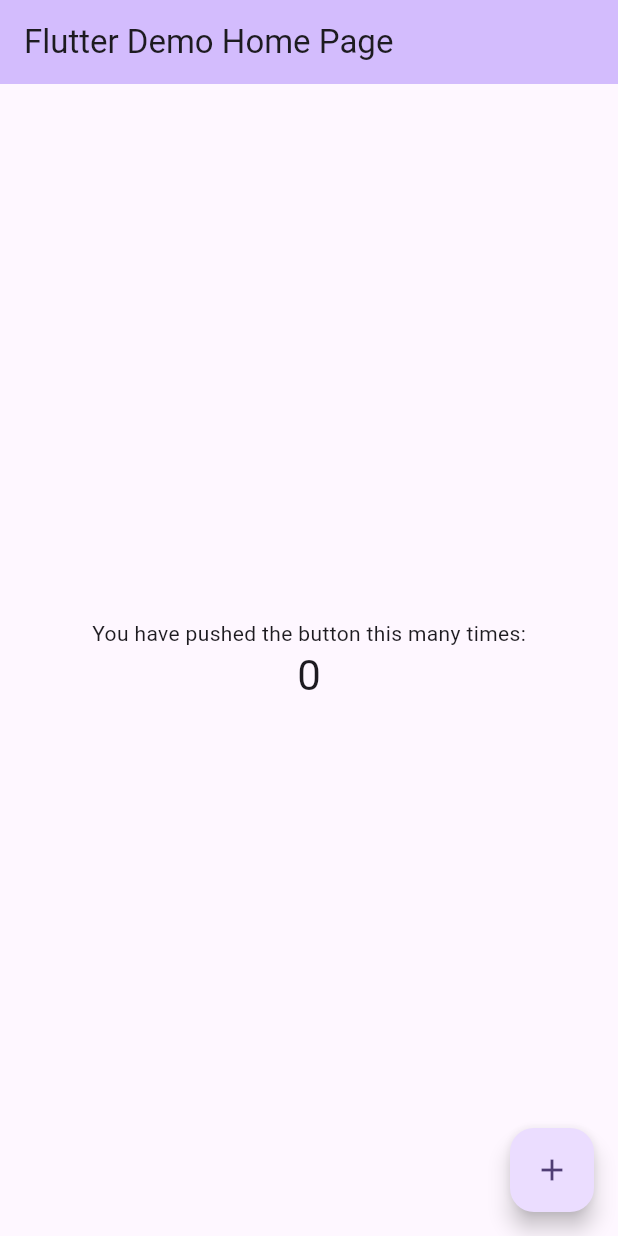
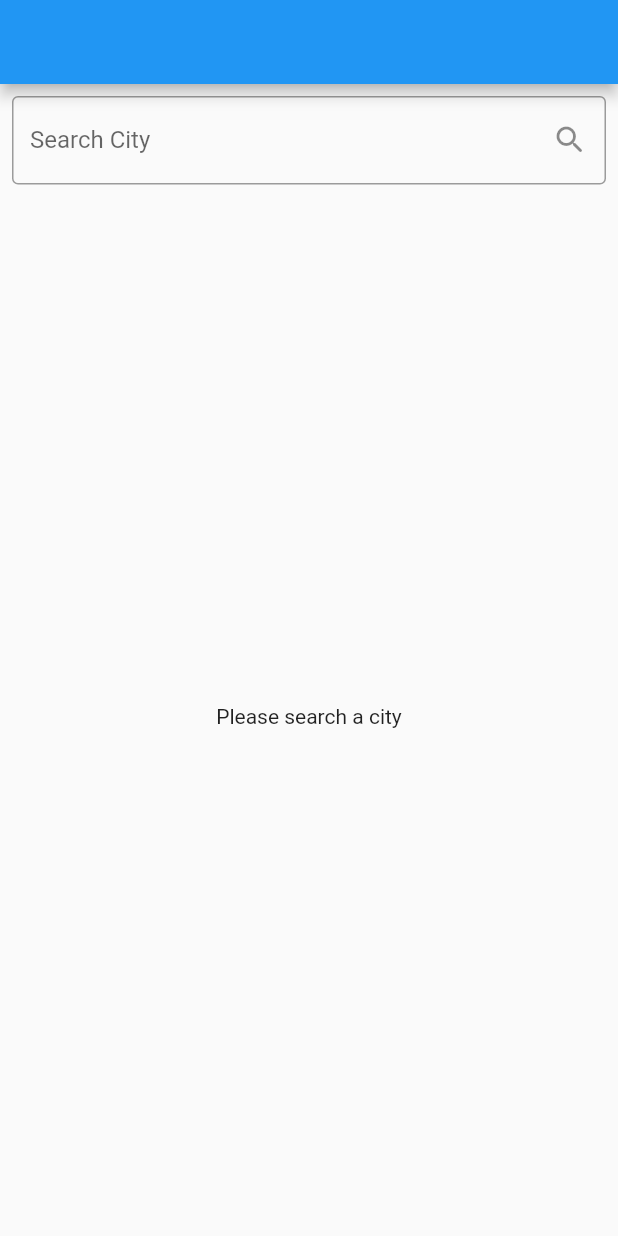
Before and after one commit to Gen-LJ/weather_app, a Flutter app: the screen it shows after launch, on a phone screen of 412 x 824 dp. Run offline on Flutter 3.47's test engine with Material 2 defaults, Android fonts, the phone set to English and light mode, and no system bars; our stand-ins replace dio, flutter_riverpod, go_router, retrofit; generated files the repository leaves out were written again.

Commit message:
city search ui widget implemented

```diff
--- /dev/null
+++ b/lib/feature/search_city/ui/screen/city_search_screen.dart
@@ -0,0 +1,66 @@
+import 'package:flutter/material.dart';
+import 'package:flutter_riverpod/flutter_riverpod.dart';
+import 'package:riverpod_weather_app/feature/search_city/data/model/city_search_result.dart';
+import 'package:riverpod_weather_app/feature/search_city/provider/city_search_provider.dart';
+import 'package:riverpod_weather_app/feature/search_city/provider/state/city_search_state.dart';
+import 'package:riverpod_weather_app/feature/search_city/ui/widget/city_list_widget.dart';
+
+class CitySearchScreen extends ConsumerStatefulWidget {
+  const CitySearchScreen({super.key});
+
+  @override
+  ConsumerState<CitySearchScreen> createState() => _CitySearchScreenState();
+}
+
+class _CitySearchScreenState extends ConsumerState<CitySearchScreen> {
+  TextEditingController _citySearchController = TextEditingController();
+  @override
+  Widget build(BuildContext context) {
+
+    CitySearchState citySearchState = ref.watch(citySearchProvider);
+    CitySearchProvider provider = ref.read(citySearchProvider.notifier);
+
+    return Scaffold(
+      appBar: AppBar(),
+      body: Column(
+        children: [
+          Padding(
+            padding: const EdgeInsets.all(8.0),
+            child: TextField(
+              controller: _citySearchController,
+              decoration: InputDecoration(
+                border: OutlineInputBorder(
+
+                ),
+                labelText: 'Search City',
+                suffixIcon: IconButton(onPressed: (){
+                  String city = _citySearchController.text.trim();
+                  if(city.isEmpty){
+                    ScaffoldMessenger.of(context)
+                        .showSnackBar(SnackBar(content: Text('Please enter a city')));
+                  }
+                  else{
+                    provider.searchCity(city);
+                  }
+
+                }, icon: Icon(Icons.search_rounded))
+              ),
+            ),
+          ),
+          Expanded(child: _citySearchResultWidget(citySearchState))
+        ],
+      ),
+    );
+  }
+  Widget _citySearchResultWidget(CitySearchState citySearchState){
+    return Center(
+      child: switch(citySearchState){
+        CitySearchForm() => Text('Please search a city'),
+        CitySearchLoading() => CircularProgressIndicator(),
+        CitySearchSuccess( citySearchResult : CitySearchResult citySearchResult) => CityList(citySearchResult: citySearchResult),
+        CitySearchFailed(errorMessage : String error) => Text('error')
+
+      },
+    );
+  }
+}
--- a/lib/main.dart
+++ b/lib/main.dart
@@ -1,125 +1,26 @@
 import 'package:flutter/material.dart';
+import 'package:flutter_riverpod/flutter_riverpod.dart';
+import 'package:go_router/go_router.dart';
+import 'package:riverpod_weather_app/feature/search_city/ui/screen/city_search_screen.dart';
 
 void main() {
-  runApp(const MyApp());
+  runApp( ProviderScope(child: MyApp()));
 }
 
 class MyApp extends StatelessWidget {
-  const MyApp({super.key});
+   MyApp({super.key});
+  final _router = GoRouter(
+      routes: [
+      GoRoute(path: '/',
+      builder: (context,routeState){
+        return const CitySearchScreen();
+      })
+      ]);
 
-  // This widget is the root of your application.
   @override
   Widget build(BuildContext context) {
-    return MaterialApp(
-      title: 'Flutter Demo',
-      theme: ThemeData(
-        // This is the theme of your application.
-        //
-        // TRY THIS: Try running your application with "flutter run". You'll see
-        // the application has a blue toolbar. Then, without quitting the app,
-        // try changing the seedColor in the colorScheme below to Colors.green
-        // and then invoke "hot reload" (save your changes or press the "hot
-        // reload" button in a Flutter-supported IDE, or press "r" if you used
-        // the command line to start the app).
-        //
-        // Notice that the counter didn't reset back to zero; the application
-        // state is not lost during the reload. To reset the state, use hot
-        // restart instead.
-        //
-        // This works for code too, not just values: Most code changes can be
-        // tested with just a hot reload.
-        colorScheme: ColorScheme.fromSeed(seedColor: Colors.deepPurple),
-        useMaterial3: true,
-      ),
-      home: const MyHomePage(title: 'Flutter Demo Home Page'),
+    return MaterialApp.router(
+      routerConfig: _router,
     );
   }
 }
-
-class MyHomePage extends StatefulWidget {
-  const MyHomePage({super.key, required this.title});
-
-  // This widget is the home page of your application. It is stateful, meaning
-  // that it has a State object (defined below) that contains fields that affect
-  // how it looks.
-
-  // This class is the configuration for the state. It holds the values (in this
-  // case the title) provided by the parent (in this case the App widget) and
-  // used by the build method of the State. Fields in a Widget subclass are
-  // always marked "final".
-
-  final String title;
-
-  @override
-  State<MyHomePage> createState() => _MyHomePageState();
-}
-
-class _MyHomePageState extends State<MyHomePage> {
-  int _counter = 0;
-
-  void _incrementCounter() {
-    setState(() {
-      // This call to setState tells the Flutter framework that something has
-      // changed in this State, which causes it to rerun the build method below
-      // so that the display can reflect the updated values. If we changed
-      // _counter without calling setState(), then the build method would not be
-      // called again, and so nothing would appear to happen.
-      _counter++;
-    });
-  }
-
-  @override
-  Widget build(BuildContext context) {
-    // This method is rerun every time setState is called, for instance as done
-    // by the _incrementCounter method above.
-    //
-    // The Flutter framework has been optimized to make rerunning build methods
-    // fast, so that you can just rebuild anything that needs updating rather
-    // than having to individually change instances of widgets.
-    return Scaffold(
-      appBar: AppBar(
-        // TRY THIS: Try changing the color here to a specific color (to
-        // Colors.amber, perhaps?) and trigger a hot reload to see the AppBar
-        // change color while the other colors stay the same.
-        backgroundColor: Theme.of(context).colorScheme.inversePrimary,
-        // Here we take the value from the MyHomePage object that was created by
-        // the App.build method, and use it to set our appbar title.
-        title: Text(widget.title),
-      ),
-      body: Center(
-        // Center is a layout widget. It takes a single child and positions it
-        // in the middle of the parent.
-        child: Column(
-          // Column is also a layout widget. It takes a list of children and
-          // arranges them vertically. By default, it sizes itself to fit its
-          // children horizontally, and tries to be as tall as its parent.
-          //
-          // Column has various properties to control how it sizes itself and
-          // how it positions its children. Here we use mainAxisAlignment to
-          // center the children vertically; the main axis here is the vertical
-          // axis because Columns are vertical (the cross axis would be
-          // horizontal).
-          //
-          // TRY THIS: Invoke "debug painting" (choose the "Toggle Debug Paint"
-          // action in the IDE, or press "p" in the console), to see the
-          // wireframe for each widget.
-          mainAxisAlignment: MainAxisAlignment.center,
-          children: <Widget>[
-            const Text(
-              'You have pushed the button this many times:',
-            ),
-            Text(
-              '$_counter',
-              style: Theme.of(context).textTheme.headlineMedium,
-            ),
-          ],
-        ),
-      ),
-      floatingActionButton: FloatingActionButton(
-        onPressed: _incrementCounter,
-        tooltip: 'Increment',
-        child: const Icon(Icons.add),
-      ), // This trailing comma makes auto-formatting nicer for build methods.
-    );
-  }
-}
```
Also changed, not shown: lib/feature/search_city/provider/city_search_provider.dart (+18 -13 lines), lib/feature/search_city/ui/widget/city_list_widget.dart (added, +39 -0 lines), 1 other file.
